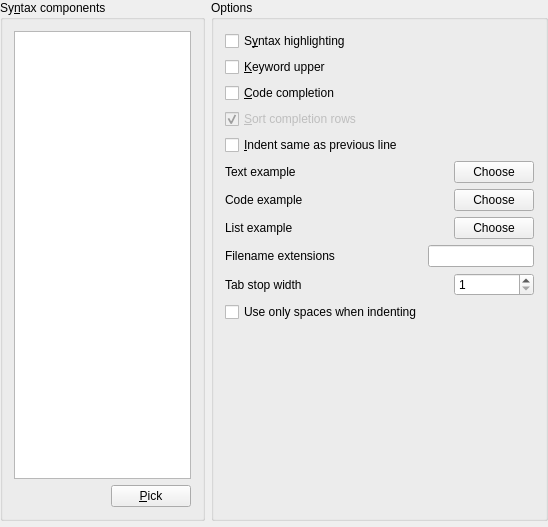
Before: the Qt Designer form src/tosyntaxsetupui.ui in tora-tool/tora, drawn with Qt 5.
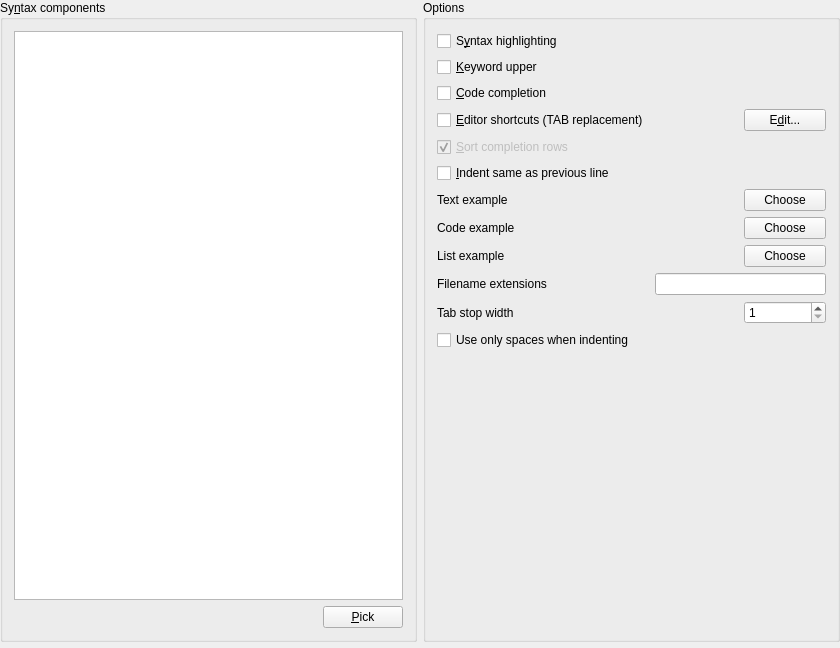
After: the same form once the commit is applied. Custom widgets are drawn as their Qt base class.

Commit message: new feature: implemented shorcuts for sql editor. User can define his own abbreviations for editor. These are expanded into its meaning after <TAB>. Example: scf<TAB> expands into "select count(1) from " in my config.

```diff
--- a/src/tosyntaxsetupui.ui
+++ b/src/tosyntaxsetupui.ui
@@ -5,8 +5,8 @@
    <rect>
     <x>0</x>
     <y>0</y>
-    <width>548</width>
-    <height>527</height>
+    <width>840</width>
+    <height>648</height>
    </rect>
   </property>
   <property name="windowTitle" >
@@ -16,22 +16,10 @@
    <string/>
   </property>
   <layout class="QGridLayout" >
-   <property name="leftMargin" >
+   <property name="margin" >
     <number>0</number>
    </property>
-   <property name="topMargin" >
-    <number>0</number>
-   </property>
-   <property name="rightMargin" >
-    <number>0</number>
-   </property>
-   <property name="bottomMargin" >
-    <number>0</number>
-   </property>
-   <property name="horizontalSpacing" >
-    <number>6</number>
-   </property>
-   <property name="verticalSpacing" >
+   <property name="spacing" >
     <number>6</number>
    </property>
    <item row="0" column="1" >
@@ -40,22 +28,10 @@
       <string>Options</string>
      </property>
      <layout class="QGridLayout" >
-      <property name="leftMargin" >
+      <property name="margin" >
        <number>11</number>
       </property>
-      <property name="topMargin" >
-       <number>11</number>
-      </property>
-      <property name="rightMargin" >
-       <number>11</number>
-      </property>
-      <property name="bottomMargin" >
-       <number>11</number>
-      </property>
-      <property name="horizontalSpacing" >
-       <number>6</number>
-      </property>
-      <property name="verticalSpacing" >
+      <property name="spacing" >
        <number>6</number>
       </property>
       <item row="1" column="0" colspan="3" >
@@ -78,7 +54,7 @@
         </property>
        </widget>
       </item>
-      <item row="3" column="0" colspan="3" >
+      <item row="4" column="0" colspan="3" >
        <widget class="QCheckBox" name="CompletionSort" >
         <property name="enabled" >
          <bool>false</bool>
@@ -104,7 +80,7 @@
         </property>
        </widget>
       </item>
-      <item row="4" column="0" colspan="3" >
+      <item row="5" column="0" colspan="3" >
        <widget class="QCheckBox" name="AutoIndent" >
         <property name="toolTip" >
          <string>Indent a new line in an editor to the same column as the previous line</string>
@@ -114,14 +90,14 @@
         </property>
        </widget>
       </item>
-      <item row="7" column="2" >
+      <item row="8" column="2" >
        <widget class="QPushButton" name="PushButton1" >
         <property name="text" >
          <string>Choose</string>
         </property>
        </widget>
       </item>
-      <item row="7" column="0" >
+      <item row="8" column="0" >
        <widget class="QLabel" name="ResultExample" >
         <property name="text" >
          <string>List example</string>
@@ -131,7 +107,7 @@
         </property>
        </widget>
       </item>
-      <item row="6" column="0" >
+      <item row="7" column="0" >
        <widget class="QLabel" name="CodeExample" >
         <property name="text" >
          <string>Code example</string>
@@ -141,21 +117,14 @@
         </property>
        </widget>
       </item>
-      <item row="6" column="2" >
+      <item row="7" column="2" >
        <widget class="QPushButton" name="PushButton1_2" >
         <property name="text" >
          <string>Choose</string>
         </property>
        </widget>
       </item>
-      <item row="5" column="2" >
-       <widget class="QPushButton" name="PushButton1_2_2" >
-        <property name="text" >
-         <string>Choose</string>
-        </property>
-       </widget>
-      </item>
-      <item row="5" column="0" >
+      <item row="6" column="0" >
        <widget class="QLabel" name="TextExample" >
         <property name="text" >
          <string>Text example</string>
@@ -165,10 +134,10 @@
         </property>
        </widget>
       </item>
-      <item row="8" column="1" colspan="2" >
+      <item row="9" column="1" colspan="2" >
        <widget class="QLineEdit" name="Extensions" />
       </item>
-      <item row="8" column="0" >
+      <item row="9" column="0" >
        <widget class="QLabel" name="TextLabel1" >
         <property name="text" >
          <string>Filename extensions</string>
@@ -178,7 +147,7 @@
         </property>
        </widget>
       </item>
-      <item row="11" column="1" >
+      <item row="12" column="1" >
        <spacer>
         <property name="orientation" >
          <enum>Qt::Vertical</enum>
@@ -186,7 +155,7 @@
         <property name="sizeType" >
          <enum>QSizePolicy::Expanding</enum>
         </property>
-        <property name="sizeHint" >
+        <property name="sizeHint" stdset="0" >
          <size>
           <width>20</width>
           <height>20</height>
@@ -194,14 +163,14 @@
         </property>
        </spacer>
       </item>
-      <item row="9" column="2" >
+      <item row="10" column="2" >
        <widget class="QSpinBox" name="TabStop" >
         <property name="minimum" >
          <number>1</number>
         </property>
        </widget>
       </item>
-      <item row="9" column="0" colspan="2" >
+      <item row="10" column="0" colspan="2" >
        <widget class="QLabel" name="TextLabel1_2" >
         <property name="toolTip" >
          <string>Number of character width of tabstops</string>
@@ -220,7 +189,7 @@
         </property>
        </widget>
       </item>
-      <item row="10" column="0" >
+      <item row="11" column="0" >
        <widget class="QCheckBox" name="TabSpaces" >
         <property name="toolTip" >
          <string>If set the editor will insert spaces rather than tabs</string>
@@ -230,6 +199,27 @@
         </property>
        </widget>
       </item>
+      <item row="6" column="2" >
+       <widget class="QPushButton" name="PushButton1_2_2" >
+        <property name="text" >
+         <string>Choose</string>
+        </property>
+       </widget>
+      </item>
+      <item row="3" column="0" >
+       <widget class="QCheckBox" name="EditorShortcuts" >
+        <property name="text" >
+         <string>&amp;Editor shortcuts (TAB replacement)</string>
+        </property>
+       </widget>
+      </item>
+      <item row="3" column="2" >
+       <widget class="QPushButton" name="EditorShortcutsEdit" >
+        <property name="text" >
+         <string>E&amp;dit...</string>
+        </property>
+       </widget>
+      </item>
      </layout>
     </widget>
    </item>
@@ -242,22 +232,10 @@
       <string>Sy&amp;ntax components</string>
      </property>
      <layout class="QGridLayout" >
-      <property name="leftMargin" >
+      <property name="margin" >
        <number>11</number>
       </property>
-      <property name="topMargin" >
-       <number>11</number>
-      </property>
-      <property name="rightMargin" >
-       <number>11</number>
-      </property>
-      <property name="bottomMargin" >
-       <number>11</number>
-      </property>
-      <property name="horizontalSpacing" >
-       <number>6</number>
-      </property>
-      <property name="verticalSpacing" >
+      <property name="spacing" >
        <number>6</number>
       </property>
       <item row="1" column="0" >
```
The commit also changes 14 other files.
